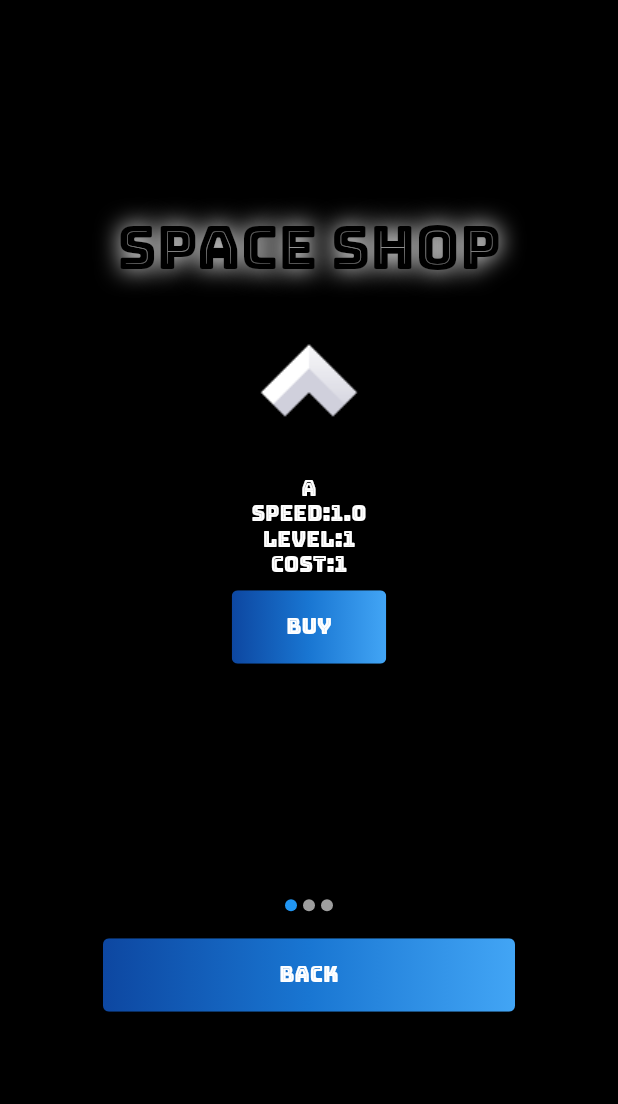
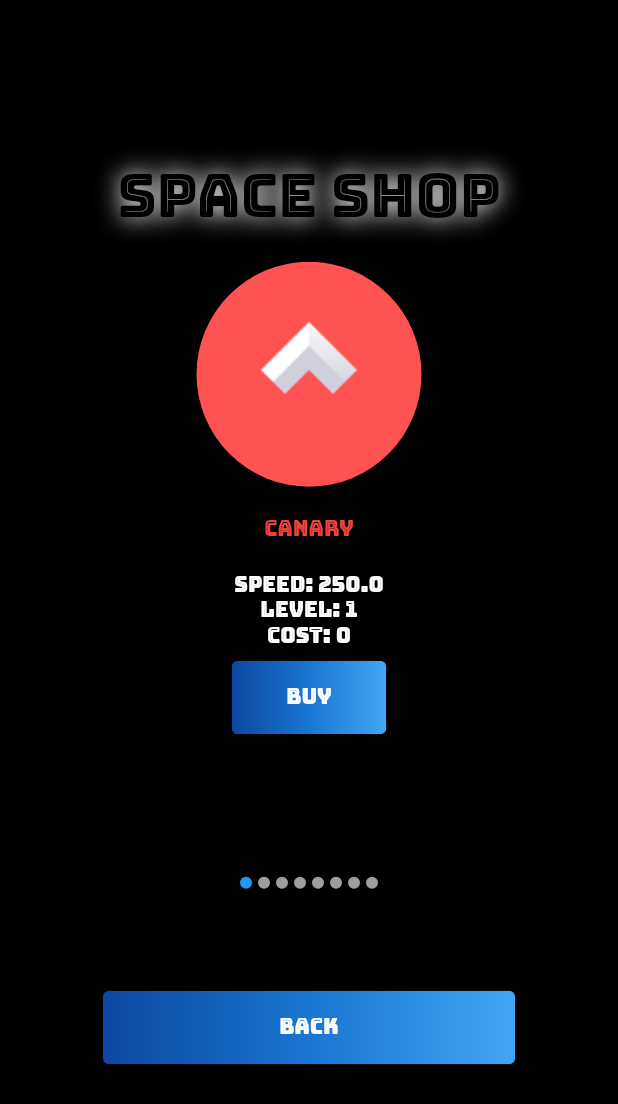
Before and after one commit to dobean99/space_scape, a Flutter app: the SpaceShipShop screen opened directly, on a phone screen of 412 x 824 dp. Shown: the top 1104 px of the screen. Run offline on Flutter 3.47's test engine with Material 2 defaults, Android fonts, the light colour scheme and no system bars; drawn by our look-alikes of carousel_slider; our stand-ins replace bloc; missing offline and left inert: flame.

Commit message:
edit space shop

```diff
--- a/lib/models/space_ship.dart
+++ b/lib/models/space_ship.dart
@@ -6,12 +6,12 @@ class SpaceShip {
   final int level;
   final double speed;
 
-  SpaceShip(
-      {required this.name,
-      required this.level,
-      required this.assetPath,
-      required this.cost,
-      required this.spriteId,
-      required this.speed});
-
+  SpaceShip({
+    required this.name,
+    required this.level,
+    required this.assetPath,
+    required this.cost,
+    required this.spriteId,
+    required this.speed,
+  });
 }
--- /dev/null
+++ b/lib/screens/space_ship_shop/bloc/space_ship_shop_cubit.dart
@@ -0,0 +1,8 @@
+import 'package:bloc/bloc.dart';
+import 'package:meta/meta.dart';
+
+part 'space_ship_shop_state.dart';
+
+class SpaceShipShopCubit extends Cubit<SpaceShipShopState> {
+  SpaceShipShopCubit() : super(SpaceShipShopInitial());
+}
--- /dev/null
+++ b/lib/screens/space_ship_shop/bloc/space_ship_shop_state.dart
@@ -0,0 +1,6 @@
+part of 'space_ship_shop_cubit.dart';
+
+@immutable
+abstract class SpaceShipShopState {}
+
+class SpaceShipShopInitial extends SpaceShipShopState {}
--- a/lib/screens/space_ship_shop/space_ship_shop.dart
+++ b/lib/screens/space_ship_shop/space_ship_shop.dart
@@ -14,26 +14,69 @@ class SpaceShipShop extends StatefulWidget {
 class _SpaceShipShopState extends State<SpaceShipShop> {
   final List<SpaceShip> listSpaceShip = [
     SpaceShip(
-        name: 'A',
-        assetPath: "assets/images/ship_A.png",
-        cost: 1,
-        spriteId: 1,
-        level: 1,
-        speed: 1),
+      name: 'Canary',
+      cost: 0,
+      speed: 250,
+      spriteId: 0,
+      assetPath: 'assets/images/ship_A.png',
+      level: 1,
+    ),
     SpaceShip(
-        name: 'A',
-        assetPath: "assets/images/ship_B.png",
-        cost: 1,
-        level: 1,
-        spriteId: 1,
-        speed: 1),
+      name: 'Dusky',
+      cost: 100,
+      speed: 400,
+      spriteId: 1,
+      assetPath: 'assets/images/ship_B.png',
+      level: 2,
+    ),
     SpaceShip(
-        name: 'A',
-        assetPath: "assets/images/ship_C.png",
-        cost: 1,
-        spriteId: 1,
-        level: 1,
-        speed: 1),
+      name: 'Condor',
+      cost: 200,
+      speed: 300,
+      spriteId: 2,
+      assetPath: 'assets/images/ship_C.png',
+      level: 2,
+    ),
+    SpaceShip(
+      name: 'CXC',
+      cost: 400,
+      speed: 300,
+      spriteId: 3,
+      assetPath: 'assets/images/ship_D.png',
+      level: 3,
+    ),
+    SpaceShip(
+      name: 'Raptor',
+      cost: 550,
+      speed: 300,
+      spriteId: 4,
+      assetPath: 'assets/images/ship_E.png',
+      level: 3,
+    ),
+    SpaceShip(
+      name: 'Raptor-X',
+      cost: 700,
+      speed: 350,
+      spriteId: 5,
+      assetPath: 'assets/images/ship_F.png',
+      level: 3,
+    ),
+    SpaceShip(
+      name: 'Albatross',
+      cost: 850,
+      speed: 400,
+      spriteId: 6,
+      assetPath: 'assets/images/ship_G.png',
+      level: 4,
+    ),
+    SpaceShip(
+      name: 'DK-809',
+      cost: 1000,
+      speed: 450,
+      spriteId: 7,
+      assetPath: 'assets/images/ship_H.png',
+      level: 4,
+    ),
   ];
   int currentPos = 0;
 
@@ -46,8 +89,10 @@ class _SpaceShipShopState extends State<SpaceShipShop> {
           mainAxisAlignment: MainAxisAlignment.center,
           children: [
             const TextTitle(title: "Space Shop"),
+            const SizedBox(
+              height: 20,
+            ),
             Column(
-
               children: [
                 CarouselSlider.builder(
                     itemCount: listSpaceShip.length,
@@ -56,17 +101,37 @@ class _SpaceShipShopState extends State<SpaceShipShop> {
                       SpaceShip item = listSpaceShip[itemIndex];
                       return Column(
                         children: [
-                          Image.asset(item.assetPath),
+                          Stack(
+                            children: [
+                              Center(
+                                child: Container(
+                                  decoration:  const BoxDecoration(
+                                      shape: BoxShape.circle,
+                                      color: Colors.redAccent,
+                                    boxShadow: [BoxShadow(blurRadius: 5,)]
+                                  ),
+                                  height: 150,
+                                  width: 150,
+                                ),
+                              ),
+                              Center(child: Image.asset(item.assetPath)),
+                            ],
+                          ),
+                          const SizedBox(
+                            height: 20,
+                          ),
                           Text(
                             item.name,
-                            style: const TextStyle(color: Colors.white),
+                            style: const TextStyle(color: Colors.red),
+                          ),
+                          const SizedBox(
+                            height: 20,
                           ),
                           Text(
-                            "Speed:${item.speed}",
-                            style: const TextStyle(color: Colors.white),
+                            "Speed: ${item.speed}",
                           ),
-                          Text("Level:${item.level}"),
-                          Text("Cost:${item.cost}"),
+                          Text("Level: ${item.level}"),
+                          Text("Cost: ${item.cost}"),
                           ButtonGradient(
                             width: MediaQuery.of(context).size.width / 4,
                             text: 'Buy',
@@ -81,7 +146,7 @@ class _SpaceShipShopState extends State<SpaceShipShop> {
                           currentPos = index;
                         });
                       },
-                      height:400,
+                      height: 400,
                       aspectRatio: 16 / 9,
                       viewportFraction: 0.8,
                       initialPage: 0,
@@ -113,6 +178,9 @@ class _SpaceShipShopState extends State<SpaceShipShop> {
                 ),
               ],
             ),
+            const SizedBox(
+              height: 50,
+            ),
             ButtonGradient(
               text: 'Back',
               width: MediaQuery.of(context).size.width / 1.5,
--- a/pubspec.yaml
+++ b/pubspec.yaml
@@ -37,6 +37,7 @@ dependencies:
   flame: ^1.2.1
   flame_forge2d: ^0.12.1
   carousel_slider: ^4.1.1
+  flutter_bloc: ^8.0.1
 dev_dependencies:
   flutter_test:
     sdk: flutter
```
Also changed, not shown: pubspec.lock.
